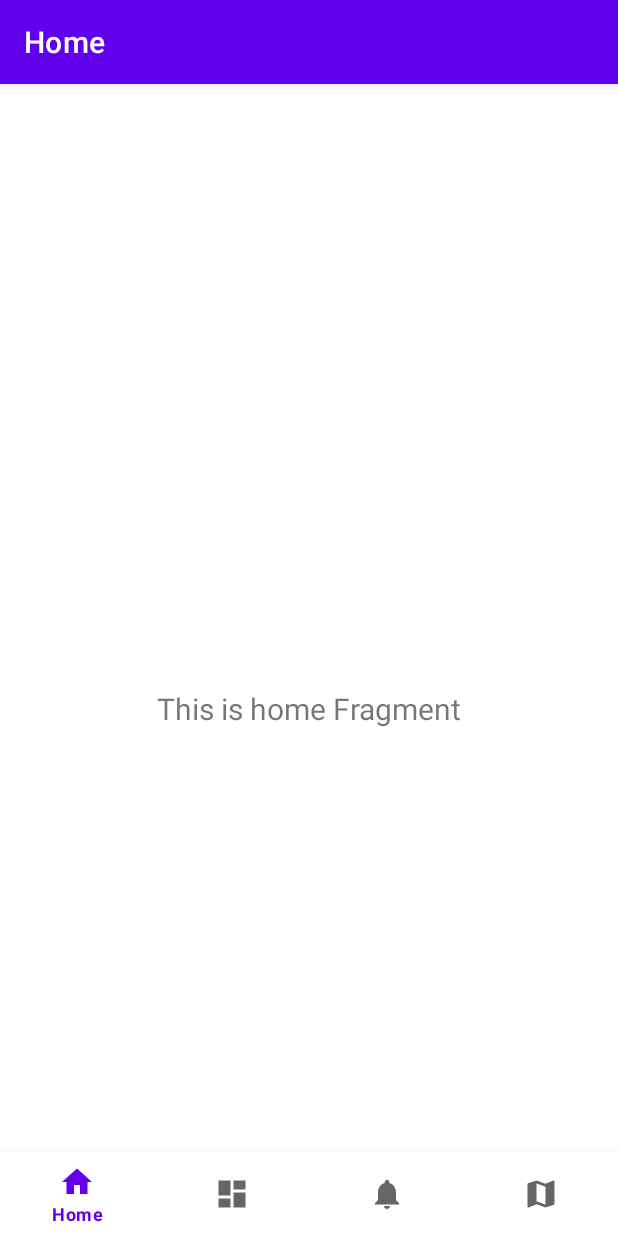
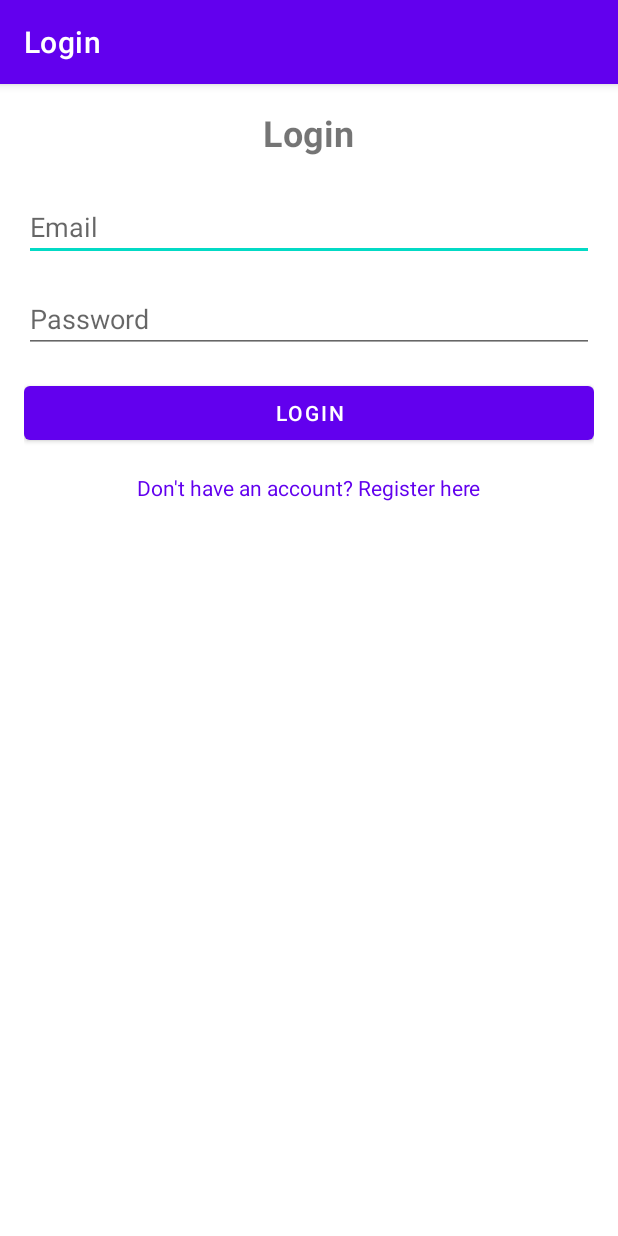
Before and after one commit to donglaiduan/GrocerEase, an Android app: the screen it shows after launch (MainActivity before the commit, LoginActivity after it), on a phone screen of 412 x 824 dp. Run offline under Robolectric (Android 15) with nearby library versions, the phone set to English and light mode, and no system bars.

Commit message:
Added Login Activity before app access

```diff
--- a/app/build.gradle.kts
+++ b/app/build.gradle.kts
@@ -48,6 +48,7 @@ dependencies {
     implementation(libs.androidx.lifecycle.viewmodel.ktx)
     implementation(libs.androidx.navigation.fragment.ktx)
     implementation(libs.androidx.navigation.ui.ktx)
+    implementation(libs.androidx.activity)
     testImplementation(libs.junit)
     androidTestImplementation(libs.androidx.junit)
     androidTestImplementation(libs.androidx.espresso.core)
--- a/app/src/main/AndroidManifest.xml
+++ b/app/src/main/AndroidManifest.xml
@@ -12,14 +12,22 @@
         android:supportsRtl="true"
         android:theme="@style/Theme.Grocerease"
         tools:targetApi="31">
+
+        <activity
+            android:name=".LoginActivity"
+            android:exported="true"
+            android:label="@string/login">
+            <intent-filter>
+                <action android:name="android.intent.action.MAIN" />
+                <category android:name="android.intent.category.LAUNCHER" />
+            </intent-filter>
+        </activity>
         <activity
             android:name=".MainActivity"
             android:exported="true"
             android:label="@string/app_name">
             <intent-filter>
                 <action android:name="android.intent.action.MAIN" />
-
-                <category android:name="android.intent.category.LAUNCHER" />
             </intent-filter>
         </activity>
     </application>
--- /dev/null
+++ b/app/src/main/java/com/cs407/grocerease/LoginActivity.kt
@@ -0,0 +1,45 @@
+package com.cs407.grocerease
+
+import android.content.Intent
+import android.os.Bundle
+import android.widget.Button
+import android.widget.EditText
+import android.widget.TextView
+import android.widget.Toast
+import androidx.appcompat.app.AppCompatActivity
+
+class LoginActivity : AppCompatActivity() {
+
+    override fun onCreate(savedInstanceState: Bundle?) {
+        super.onCreate(savedInstanceState)
+        setContentView(R.layout.activity_login)
+
+        val emailEditText = findViewById<EditText>(R.id.emailEditText)
+        val passwordEditText = findViewById<EditText>(R.id.passwordEditText)
+        val loginButton = findViewById<Button>(R.id.loginButton)
+        val registerTextView = findViewById<TextView>(R.id.registerTextView)
+
+        loginButton.setOnClickListener {
+            val email = emailEditText.text.toString().trim()
+            val password = passwordEditText.text.toString().trim()
+
+            if (email.isEmpty() || password.isEmpty()) {
+                Toast.makeText(this, "Please fill in all fields", Toast.LENGTH_SHORT).show()
+            } else if (email == "user@example.com" && password == "password123") {
+                Toast.makeText(this, "Login Successful", Toast.LENGTH_SHORT).show()
+                // Navigate to the next activity
+                val intent = Intent(this, MainActivity::class.java)
+                startActivity(intent)
+                finish()
+            } else {
+                Toast.makeText(this, "Invalid credentials", Toast.LENGTH_SHORT).show()
+            }
+        }
+
+        registerTextView.setOnClickListener {
+            // Navigate to the registration screen
+            //val intent = Intent(this, RegisterActivity::class.java)
+            //startActivity(intent)
+        }
+    }
+}
--- /dev/null
+++ b/app/src/main/res/layout/activity_login.xml
@@ -0,0 +1,51 @@
+<?xml version="1.0" encoding="utf-8"?>
+<LinearLayout
+    xmlns:android="http://schemas.android.com/apk/res/android"
+    android:layout_width="match_parent"
+    android:layout_height="match_parent"
+    android:orientation="vertical"
+    android:padding="16dp">
+
+    <TextView
+        android:id="@+id/loginTitle"
+        android:layout_width="wrap_content"
+        android:layout_height="wrap_content"
+        android:text="@string/login_title"
+        android:textSize="24sp"
+        android:textStyle="bold"
+        android:gravity="center"
+        android:layout_gravity="center_horizontal"
+        android:layout_marginBottom="24dp" />
+
+    <EditText
+        android:id="@+id/emailEditText"
+        android:layout_width="match_parent"
+        android:layout_height="wrap_content"
+        android:hint="@string/email_text"
+        android:inputType="textEmailAddress"
+        android:layout_marginBottom="16dp" />
+
+    <EditText
+        android:id="@+id/passwordEditText"
+        android:layout_width="match_parent"
+        android:layout_height="wrap_content"
+        android:hint="@string/password_text"
+        android:inputType="textPassword"
+        android:layout_marginBottom="16dp" />
+
+    <Button
+        android:id="@+id/loginButton"
+        android:layout_width="match_parent"
+        android:layout_height="wrap_content"
+        android:text="@string/login_button"
+        android:layout_marginBottom="16dp" />
+
+    <TextView
+        android:id="@+id/registerTextView"
+        android:layout_width="wrap_content"
+        android:layout_height="wrap_content"
+        android:text="@string/register_account_text"
+        android:textColor="@color/purple_500"
+        android:layout_gravity="center_horizontal" />
+
+</LinearLayout>
--- a/app/src/main/res/values/strings.xml
+++ b/app/src/main/res/values/strings.xml
@@ -4,4 +4,10 @@
     <string name="title_dashboard">Dashboard</string>
     <string name="title_notifications">Notifications</string>
     <string name="title_map">Map</string>
+    <string name="login">Login</string>
+    <string name="login_button">Login</string>
+    <string name="register_account_text">Don\'t have an account? Register here</string>
+    <string name="password_text">Password</string>
+    <string name="email_text">Email</string>
+    <string name="login_title">Login</string>
 </resources>
--- a/gradle/libs.versions.toml
+++ b/gradle/libs.versions.toml
@@ -12,6 +12,7 @@ lifecycleLivedataKtx = "2.6.1"
 lifecycleViewmodelKtx = "2.6.1"
 navigationFragmentKtx = "2.6.0"
 navigationUiKtx = "2.6.0"
+activity = "1.8.0"
 
 [libraries]
 androidx-core-ktx = { group = "androidx.core", name = "core-ktx", version.ref = "coreKtx" }
@@ -25,6 +26,7 @@ androidx-lifecycle-livedata-ktx = { group = "androidx.lifecycle", name = "lifecy
 androidx-lifecycle-viewmodel-ktx = { group = "androidx.lifecycle", name = "lifecycle-viewmodel-ktx", version.ref = "lifecycleViewmodelKtx" }
 androidx-navigation-fragment-ktx = { group = "androidx.navigation", name = "navigation-fragment-ktx", version.ref = "navigationFragmentKtx" }
 androidx-navigation-ui-ktx = { group = "androidx.navigation", name = "navigation-ui-ktx", version.ref = "navigationUiKtx" }
+androidx-activity = { group = "androidx.activity", name = "activity", version.ref = "activity" }
 
 [plugins]
 android-application = { id = "com.android.application", version.ref = "agp" }
```
